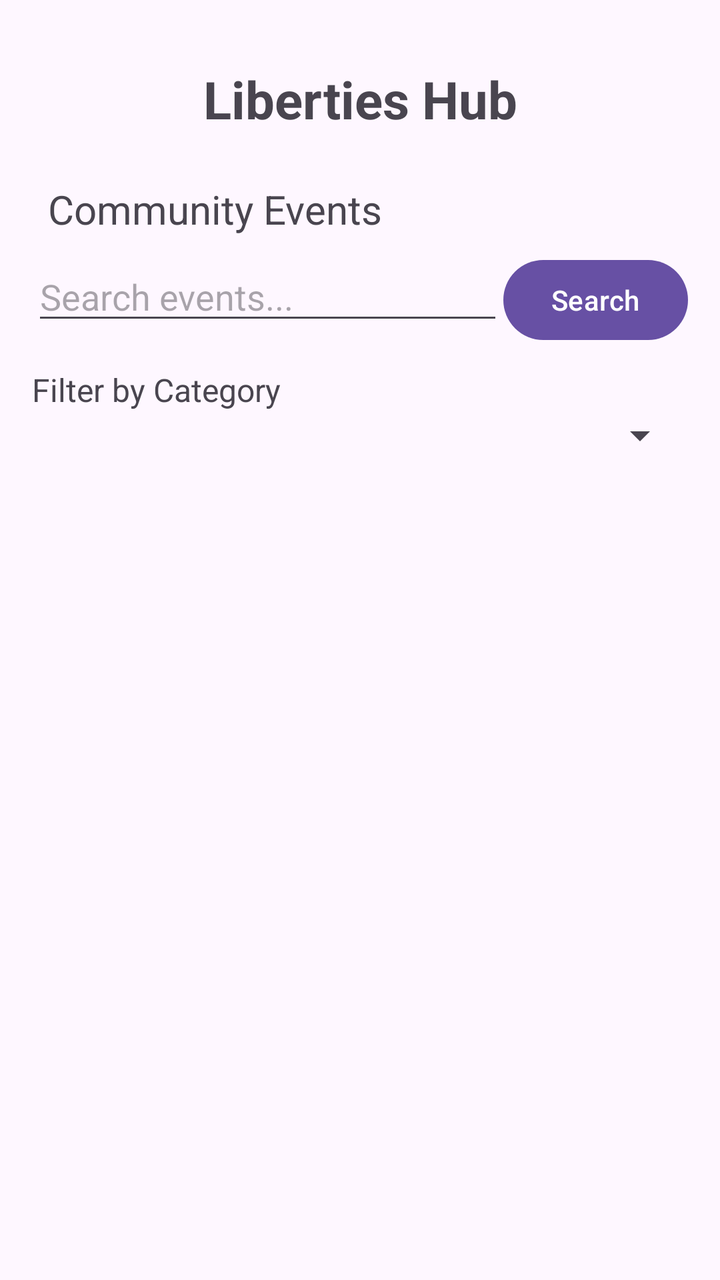
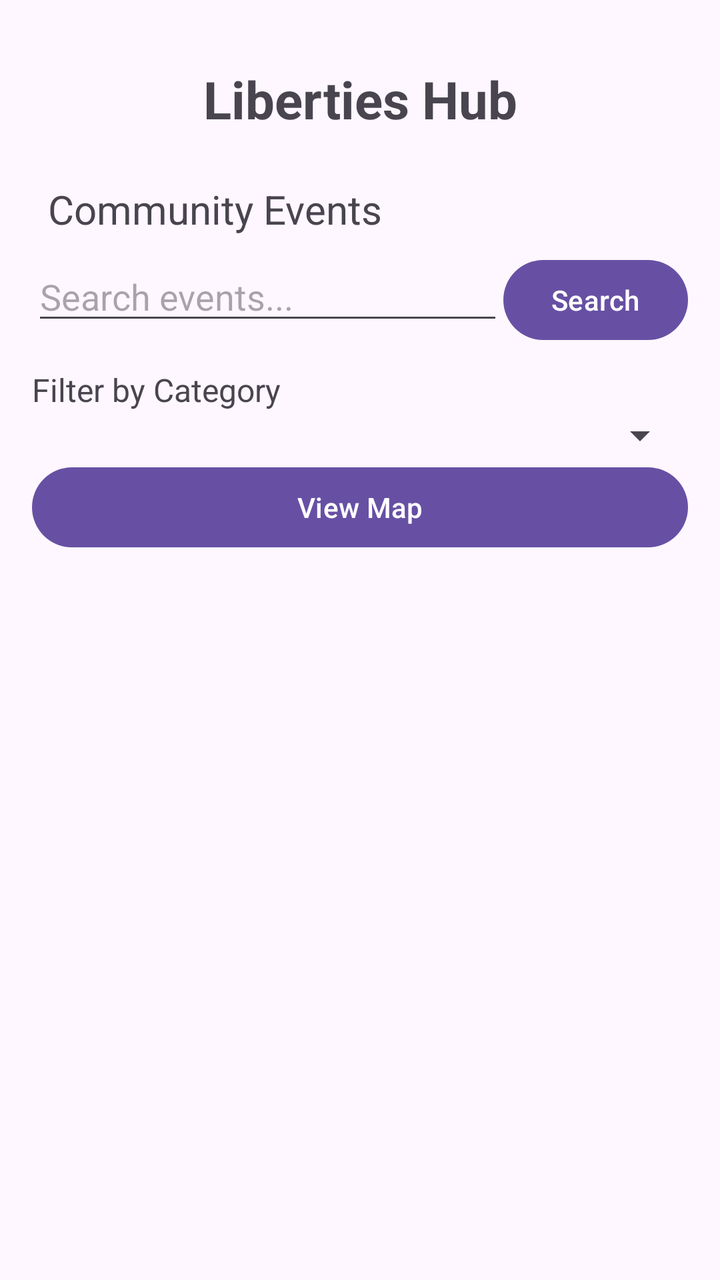

Before-and-after screenshots of an Android layout around one commit, followed by the original layout XML and the change that was made.
<!-- AndroidManifest.xml: application theme Theme.LibertiesHub -->
<!-- res/layout/activity_main.xml -->
<?xml version="1.0" encoding="utf-8"?>
<LinearLayout xmlns:android="http://schemas.android.com/apk/res/android"
    android:layout_width="match_parent"
    android:layout_height="match_parent"
    android:orientation="vertical"
    android:padding="16dp">

    <TextView
        android:layout_width="match_parent"
        android:layout_height="wrap_content"
        android:text="Liberties Hub"
        android:textSize="26sp"
        android:textStyle="bold"
        android:gravity="center"
        android:padding="16dp" />

    <TextView
        android:layout_width="match_parent"
        android:layout_height="wrap_content"
        android:text="Community Events"
        android:textSize="20sp"
        android:padding="8dp" />

    <LinearLayout
        android:layout_width="match_parent"
        android:layout_height="wrap_content"
        android:orientation="horizontal">

        <EditText
            android:id="@+id/searchEditText"
            android:layout_width="0dp"
            android:layout_height="wrap_content"
            android:layout_weight="1"
            android:hint="Search events..."
            android:inputType="text" />

        <Button
            android:id="@+id/searchButton"
            android:layout_width="wrap_content"
            android:layout_height="wrap_content"
            android:text="Search" />
    </LinearLayout>

    <TextView
        android:layout_width="match_parent"
        android:layout_height="wrap_content"
        android:text="Filter by Category"
        android:textSize="16sp"
        android:paddingTop="10dp" />

    <Spinner
        android:id="@+id/categorySpinner"
        android:layout_width="match_parent"
        android:layout_height="wrap_content" />

    <ListView
        android:id="@+id/eventsListView"
        android:layout_width="match_parent"
        android:layout_height="0dp"
        android:layout_weight="1" />
</LinearLayout>
<!-- resources referenced by this layout -->
<resources>
  <style name="Theme.LibertiesHub" parent="Base.Theme.LibertiesHub" />
  <style name="Base.Theme.LibertiesHub" parent="Theme.Material3.DayNight.NoActionBar">
          
          
      </style>
</resources>

<!-- the commit's change to res/layout/activity_main.xml (unified diff, before → after) -->
@@ -53,6 +53,12 @@
         android:layout_width="match_parent"
         android:layout_height="wrap_content" />
 
+    <Button
+        android:id="@+id/mapButton"
+        android:layout_width="match_parent"
+        android:layout_height="wrap_content"
+        android:text="View Map" />
+
     <ListView
         android:id="@+id/eventsListView"
         android:layout_width="match_parent"
